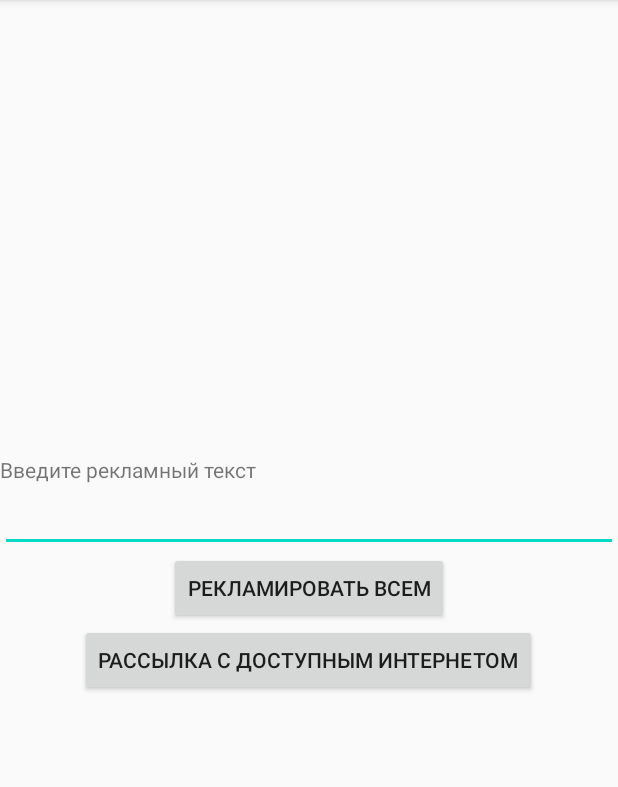
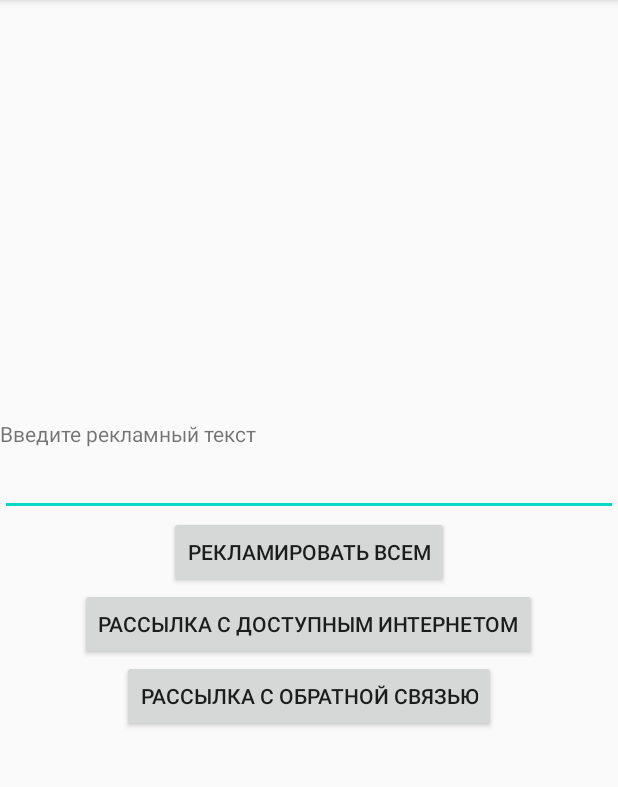
Before and after one commit to pavlentytest/Advertising_simple, an Android app: the screen it shows after launch (MainActivity), after a tap on "РАССЫЛКА С ДОСТУПНЫМ ИНТЕРНЕТОМ", on a phone screen of 412 x 824 dp, the part 84-871 px from its top. Run offline under Robolectric (Android 15) with nearby library versions, the phone set to English and light mode, and no system bars.

Commit message:
With exersise 4.7.3

```diff
--- a/app/src/main/AndroidManifest.xml
+++ b/app/src/main/AndroidManifest.xml
@@ -9,6 +9,11 @@
         android:roundIcon="@mipmap/ic_launcher_round"
         android:supportsRtl="true"
         android:theme="@style/AppTheme">
+        <receiver
+            android:name=".MyReceiver"
+            android:enabled="false"
+            android:exported="false"></receiver>
+
         <activity android:name=".MainActivity">
             <intent-filter>
                 <action android:name="android.intent.action.MAIN" />
@@ -17,4 +22,5 @@
             </intent-filter>
         </activity>
     </application>
+
 </manifest>
--- a/app/src/main/java/ru/myitacademy/samsung/advertising/MainActivity.kt
+++ b/app/src/main/java/ru/myitacademy/samsung/advertising/MainActivity.kt
@@ -21,5 +21,9 @@ var myIntent = Intent("ru.myitacademy.samsung.advertising.POST")
 fun selectPost(view: View){
     sendOrderedBroadcast(myIntent,Manifest.permission.INTERNET)
 }
-
+ fun backPost(view:View){
+     sendOrderedBroadcast(myIntent,null,
+                          MyReceiver(),null,0,"NewPost",
+           Bundle().apply{putString("strEx",findViewById<EditText>(R.id.advtxt).text.toString())})
+ }
 }
--- a/app/src/main/res/layout/activity_main.xml
+++ b/app/src/main/res/layout/activity_main.xml
@@ -28,5 +28,10 @@
         android:id="@+id/selectbtn"
         android:text="@string/selectbtn"
         android:onClick="selectPost"/>
-
+    <Button
+        android:layout_width="wrap_content"
+        android:layout_height="wrap_content"
+        android:id="@+id/tbtn"
+        android:text="@string/btn"
+        android:onClick="backPost"/>
 </LinearLayout>
--- a/app/src/main/res/values/strings.xml
+++ b/app/src/main/res/values/strings.xml
@@ -3,5 +3,5 @@
     <string name="adv_text">Введите рекламный текст</string>
     <string name="allbutton">Рекламировать всем</string>
     <string name="selectbtn">Рассылка с доступным интернетом</string>
-
+    <string name="btn">Рассылка с обратной связью</string>
 </resources>
```
